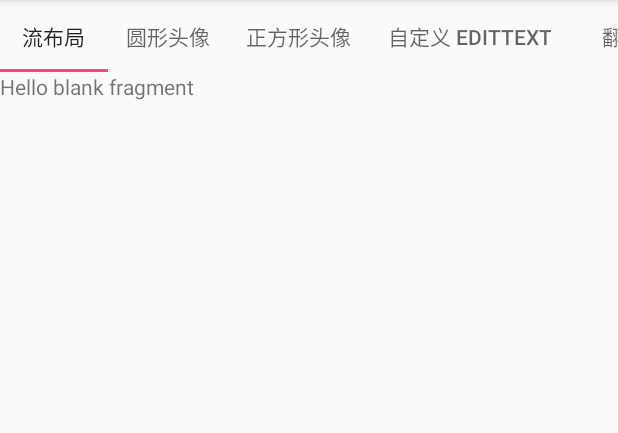
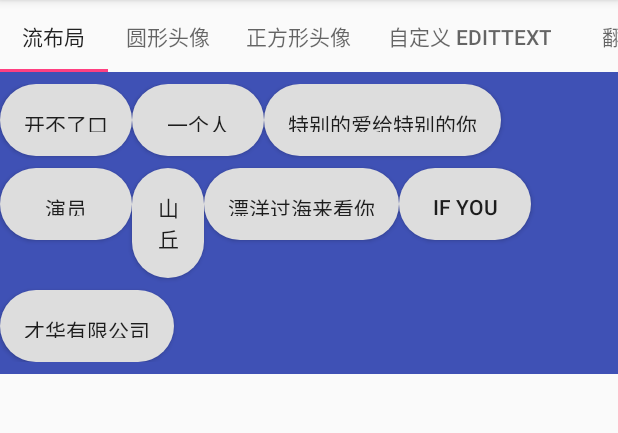
Before and after one commit to CherryLover/HenCoderPlusView, an Android app: the screen it shows after launch (MainActivity), on a phone screen of 412 x 824 dp, the part 84-517 px from its top. Run offline under Robolectric (Android 15) with nearby library versions, the phone set to English and light mode, and no system bars.

Commit message:
1. TagLayout 基础测量及绘制结束，尚不能未子 View 加上 margin

```diff
--- a/app/src/main/java/me/monster/hencoderplusview/util/ValueUtil.java
+++ b/app/src/main/java/me/monster/hencoderplusview/util/ValueUtil.java
@@ -28,7 +28,7 @@ public class ValueUtil {
         return - 6 * Resources.getSystem().getDisplayMetrics().density;
     }
 
-    private Bitmap getBitMap(Resources resources ,int width) {
+    public static Bitmap getBitMap(Resources resources ,int width) {
         BitmapFactory.Options options = new BitmapFactory.Options();
         options.inJustDecodeBounds = true;
         options.inMutable = true;
--- a/app/src/main/java/me/monster/hencoderplusview/view/CircleView.java
+++ b/app/src/main/java/me/monster/hencoderplusview/view/CircleView.java
@@ -2,6 +2,11 @@ package me.monster.hencoderplusview.view;
 
 import android.content.Context;
 import android.graphics.Canvas;
+import android.graphics.Color;
+import android.graphics.Paint;
+import android.graphics.PorterDuff;
+import android.graphics.PorterDuffXfermode;
+import android.graphics.Xfermode;
 import android.support.annotation.Nullable;
 import android.util.AttributeSet;
 import android.view.View;
@@ -17,6 +22,8 @@ public class CircleView extends View {
 
     private int radius = (int) ValueUtil.dpToPixel(100);
     private int padding = (int) ValueUtil.dpToPixel(16);
+    private Paint mPaint = new Paint(Paint.ANTI_ALIAS_FLAG);
+    private Xfermode xMode = new PorterDuffXfermode(PorterDuff.Mode.SRC_IN);
 
     public CircleView(Context context, @Nullable AttributeSet attrs) {
         super(context, attrs);
@@ -25,6 +32,13 @@ public class CircleView extends View {
     @Override
     protected void onDraw(Canvas canvas) {
         super.onDraw(canvas);
+        canvas.drawColor(Color.parseColor("#00D45C"));
+        int saveLayer = canvas.saveLayer(0, 0, getWidth(), getHeight(), mPaint);
+        canvas.drawCircle(radius + padding, radius + padding, radius, mPaint);
+        mPaint.setXfermode(xMode);
+        canvas.drawBitmap(ValueUtil.getBitMap(getResources(), radius * 2), padding, padding, mPaint);
+        mPaint.setXfermode(null);
+        canvas.restoreToCount(saveLayer);
     }
 
     @Override
@@ -35,8 +49,9 @@ public class CircleView extends View {
     @Override
     protected void onMeasure(int widthMeasureSpec, int heightMeasureSpec) {
         super.onMeasure(widthMeasureSpec, heightMeasureSpec);
-
-
-
+        int width = (padding + radius) * 2;
+        int height = (padding + radius) * 2;
+        setMeasuredDimension(resolveSizeAndState(width, widthMeasureSpec, 0), resolveSizeAndState
+                (height, heightMeasureSpec, 0));
     }
 }
--- a/app/src/main/java/me/monster/hencoderplusview/view/TagLayout.java
+++ b/app/src/main/java/me/monster/hencoderplusview/view/TagLayout.java
@@ -1,8 +1,14 @@
 package me.monster.hencoderplusview.view;
 
 import android.content.Context;
+import android.graphics.Rect;
 import android.util.AttributeSet;
+import android.view.View;
 import android.view.ViewGroup;
+
+import java.util.Arrays;
+
+import me.monster.hencoderplusview.util.ValueUtil;
 
 /**
  * @author Awesome
@@ -11,13 +17,67 @@ import android.view.ViewGroup;
  */
 public class TagLayout extends ViewGroup {
 
+    private Rect[] childs;
+
     public TagLayout(Context context, AttributeSet attrs) {
         super(context, attrs);
     }
 
     @Override
+    protected void onMeasure(int widthMeasureSpec, int heightMeasureSpec) {
+        int maxWidth = 0;
+        int maxHeight = 0;
+        int widthUsed = 0;
+        int heightUsed = getPaddingTop();
+        int childCount = getChildCount();
+
+        if (childs == null) {
+            childs = new Rect[childCount];
+        } else if (childs.length < childCount) {
+            childs = Arrays.copyOf(childs, childCount);
+        }
+
+        for (int i = 0; i < getChildCount(); i++) {
+            View child = getChildAt(i);
+            Rect childRect = childs[i];
+            measureChildWithMargins(child, widthMeasureSpec, widthUsed, heightMeasureSpec,
+                    heightUsed);
+            int parentWidth = MeasureSpec.getSize(widthMeasureSpec);
+            int childWidth = child.getMeasuredWidth();
+            if (MeasureSpec.getMode(widthMeasureSpec) != MeasureSpec.UNSPECIFIED && childWidth + widthUsed >= parentWidth) {
+                widthUsed = 0;
+                heightUsed += maxHeight;
+                heightUsed += ValueUtil.dpToPixel(8);
+                maxHeight = 0;
+                measureChildWithMargins(child, widthMeasureSpec, widthUsed, heightMeasureSpec, heightUsed);
+            }
+            if (childRect == null) {
+                childRect = childs[i] = new Rect();
+            }
+            childRect.set(widthUsed, heightUsed, widthUsed + child.getMeasuredWidth(), heightUsed
+                    + child.getMeasuredHeight());
+            widthUsed += child.getMeasuredWidth();
+            maxWidth = Math.max(maxWidth, widthUsed);
+            maxHeight = Math.max(maxHeight, child.getMeasuredHeight());
+        }
+        int width = maxWidth;
+        int height = heightUsed + maxHeight + getPaddingBottom();
+        setMeasuredDimension(resolveSizeAndState(width, widthMeasureSpec, 0), resolveSizeAndState
+                (height, heightMeasureSpec, 0));
+    }
+
+    @Override
     protected void onLayout(boolean changed, int l, int t, int r, int b) {
+        for (int i = 0; i < getChildCount(); i++) {
+            View child = getChildAt(i);
+            Rect childRect = childs[i];
+            child.layout(childRect.left, childRect.top, childRect.right, childRect.bottom);
+        }
+    }
 
+    @Override
+    public LayoutParams generateLayoutParams(AttributeSet attrs) {
+        return new MarginLayoutParams(getContext(), attrs);
     }
 
     @Override
--- /dev/null
+++ b/app/src/main/res/drawable/corner_bg.xml
@@ -0,0 +1,10 @@
+<?xml version="1.0" encoding="utf-8"?>
+<ripple xmlns:android="http://schemas.android.com/apk/res/android"
+    android:color="#f4b897">
+    <item>
+        <shape android:shape="rectangle">
+            <corners android:radius="30dp" />
+            <solid android:color="#DDDDDD" />
+        </shape>
+    </item>
+</ripple>
--- a/app/src/main/res/layout/fragment_circle_view.xml
+++ b/app/src/main/res/layout/fragment_circle_view.xml
@@ -5,8 +5,8 @@
     tools:context="me.monster.hencoderplusview.fragment.CircleViewFragment">
 
     <me.monster.hencoderplusview.view.CircleView
-        android:layout_width="match_parent"
-        android:layout_height="match_parent"
+        android:layout_width="wrap_content"
+        android:layout_height="wrap_content"
         android:text="@string/hello_blank_fragment" />
 
 </FrameLayout>
--- a/app/src/main/res/layout/fragment_tag_layout.xml
+++ b/app/src/main/res/layout/fragment_tag_layout.xml
@@ -1,13 +1,73 @@
-<FrameLayout xmlns:android="http://schemas.android.com/apk/res/android"
+<LinearLayout xmlns:android="http://schemas.android.com/apk/res/android"
     xmlns:tools="http://schemas.android.com/tools"
     android:layout_width="match_parent"
     android:layout_height="match_parent"
+    android:orientation="vertical"
     tools:context="me.monster.hencoderplusview.fragment.TagLayoutFragment">
 
-    <!-- TODO: Update blank fragment layout -->
-    <TextView
+    <me.monster.hencoderplusview.view.TagLayout
         android:layout_width="match_parent"
-        android:layout_height="match_parent"
-        android:text="@string/hello_blank_fragment" />
+        android:layout_height="wrap_content"
+        android:background="@color/colorPrimary"
+        android:paddingBottom="8dp"
+        android:paddingTop="8dp">
 
-</FrameLayout>
+        <Button
+            android:layout_width="wrap_content"
+            android:layout_height="48dp"
+            android:background="@drawable/corner_bg"
+            android:padding="16dp"
+            android:text="开不了口" />
+
+        <Button
+            android:layout_width="wrap_content"
+            android:layout_height="48dp"
+            android:background="@drawable/corner_bg"
+            android:padding="16dp"
+            android:text="一个人" />
+
+        <Button
+            android:layout_width="wrap_content"
+            android:layout_height="48dp"
+            android:background="@drawable/corner_bg"
+            android:padding="16dp"
+            android:text="特别的爱给特别的你" />
+
+        <Button
+            android:layout_width="wrap_content"
+            android:layout_height="48dp"
+            android:background="@drawable/corner_bg"
+            android:padding="16dp"
+            android:text="演员" />
+
+        <Button
+            android:layout_width="48dp"
+            android:layout_height="wrap_content"
+            android:background="@drawable/corner_bg"
+            android:padding="16dp"
+            android:text="山丘" />
+
+        <Button
+            android:layout_width="wrap_content"
+            android:layout_height="48dp"
+            android:background="@drawable/corner_bg"
+            android:padding="16dp"
+            android:text="漂洋过海来看你" />
+
+        <Button
+            android:layout_width="wrap_content"
+            android:layout_height="48dp"
+            android:background="@drawable/corner_bg"
+            android:padding="16dp"
+            android:text="IF You" />
+
+        <Button
+            android:layout_width="wrap_content"
+            android:layout_height="48dp"
+            android:background="@drawable/corner_bg"
+            android:padding="16dp"
+            android:text="才华有限公司" />
+    </me.monster.hencoderplusview.view.TagLayout>
+
+
+</LinearLayout>
```
Also changed, not shown: 3 other files.
